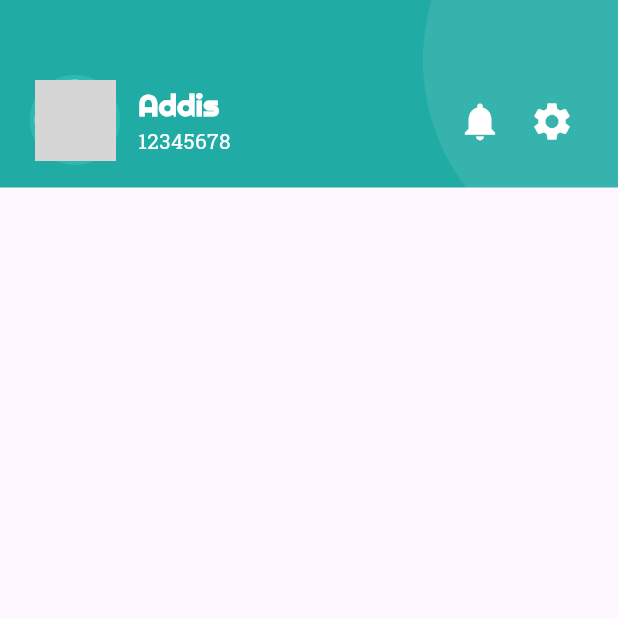
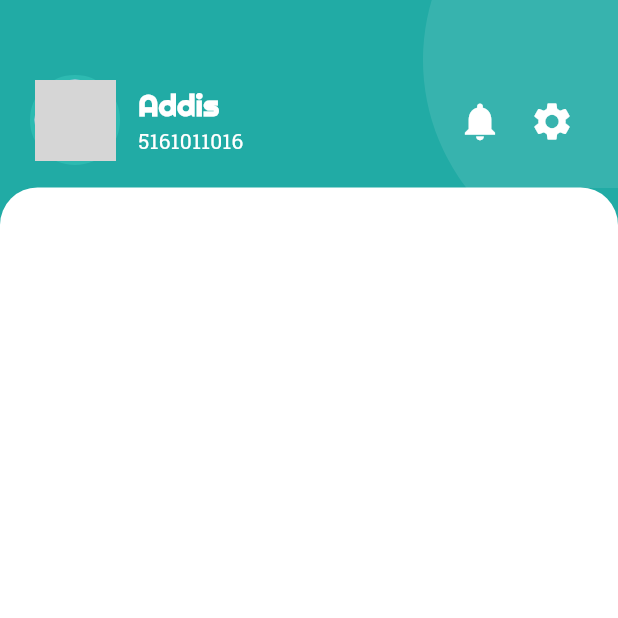
Before and after one commit to barengs/adit-mobile-flutter, a Flutter app: the screen it shows after launch, on a phone screen of 412 x 824 dp, the top half of it. Run offline on Flutter 3.47's test engine with Material 3 defaults, Android fonts, the phone set to English and light mode, and no system bars; network calls fail; grey boxes are pictures that could not be loaded.

Commit message:
ADD : Menambahkan komponen ContentContainer untuk membungkus isi halaman dengan tampilan kotak sudut atas melengkung

```diff
--- a/lib/screen-2/dashboard.dart
+++ b/lib/screen-2/dashboard.dart
@@ -2,6 +2,8 @@
 import 'package:flutter/material.dart';
 import 'package:siakad/widgets/custom_bottom_nav_bar.dart';
 import 'package:siakad/widgets/custom_header.dart';
+import 'package:siakad/widgets/content_container.dart';
+import 'package:siakad/constant/app_colors.dart';
 
 class Dashboard extends StatefulWidget {
   const Dashboard({super.key});
@@ -21,18 +23,16 @@ class _DashboardState extends State<Dashboard> {
   @override
   Widget build(BuildContext context) {
     return Scaffold(
+      backgroundColor: AppColors.primary,
       body: Column(
         children: [
           CustomHeader(
-            title: _currentIndex == 0 ? null : (_currentIndex == 1 ? 'Presensi' : 'Informasi'),
-            username:
+            title:
                 _currentIndex == 0
-                    ? 'Addis'
-                    : null, // hanya tampilkan username di Dashboard
-            npm:
-                _currentIndex == 0
-                    ? '12345678'
-                    : null,
+                    ? null
+                    : (_currentIndex == 1 ? 'Presensi' : 'Informasi'),
+            username: _currentIndex == 0 ? 'Addis' : null,
+            npm: _currentIndex == 0 ? '5161011016' : null,
             profileImageUrl:
                 _currentIndex == 0
                     ? 'https://avatars.githubusercontent.com/u/583231?v=4'
@@ -40,8 +40,7 @@ class _DashboardState extends State<Dashboard> {
             showNotificationIcon: _currentIndex == 0,
             showSettingsIcon: _currentIndex == 0,
           ),
-
-          Expanded(child: _pages[_currentIndex]),
+          ContentContainer(child: _pages[_currentIndex]),
         ],
       ),
       bottomNavigationBar: CustomBottomNavBar(
--- /dev/null
+++ b/lib/widgets/content_container.dart
@@ -0,0 +1,25 @@
+import 'package:flutter/material.dart';
+
+class ContentContainer extends StatelessWidget {
+  final Widget child;
+
+  const ContentContainer({super.key, required this.child});
+
+  @override
+  Widget build(BuildContext context) {
+    return Expanded(
+      child: Container(
+        width: double.infinity,
+        decoration: const BoxDecoration(
+          color: Colors.white,
+          borderRadius: BorderRadius.only(
+            topLeft: Radius.circular(25),
+            topRight: Radius.circular(25),
+          ),
+        ),
+        padding: const EdgeInsets.all(16),
+        child: child,
+      ),
+    );
+  }
+}
--- a/lib/widgets/custom_header.dart
+++ b/lib/widgets/custom_header.dart
@@ -26,7 +26,6 @@ class CustomHeader extends StatelessWidget {
           height: 125,
           width: double.infinity,
           padding: const EdgeInsets.symmetric(horizontal: 20),
-          decoration: const BoxDecoration(color: Color(0xFF21ABA5)),
           child: Stack(
             children: [
               // Title di tengah
```
